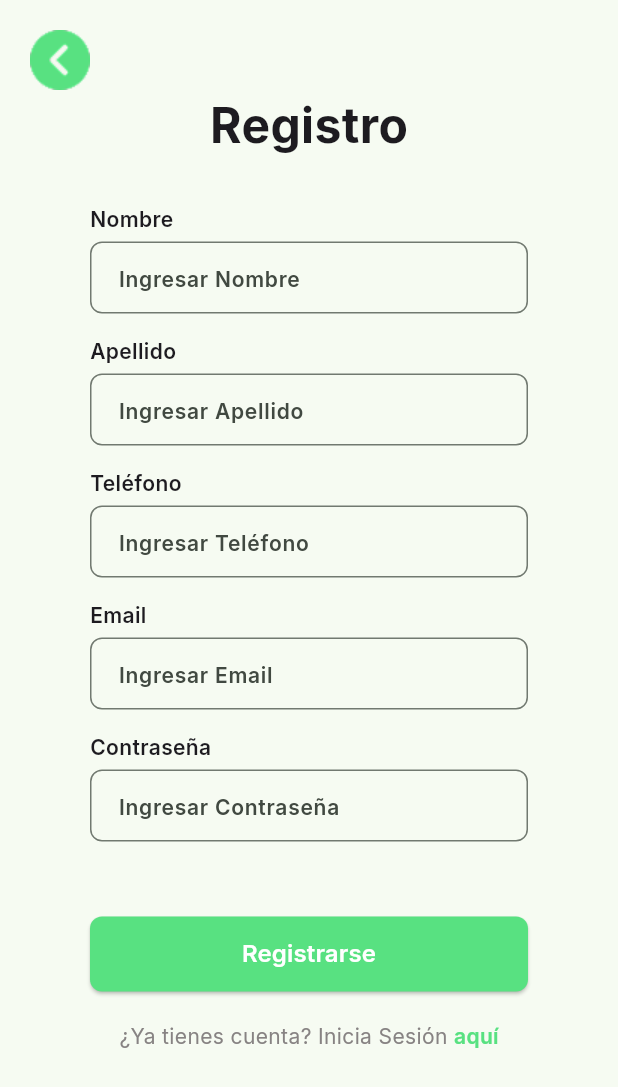
After one commit to jaherrera2004/MiMercado-Frontend-Movil, a Flutter app: the RegistroScreen screen opened by its route, on a phone screen of 412 x 824 dp. The commit adds this screen. Shown: the top 1087 px of the screen. Run offline on Flutter 3.47's test engine with Material 3 defaults, Android fonts, the phone set to English and light mode, and no system bars; our stand-ins replace google_fonts.

Commit message:
Añadiendo pantallas de registro y login

```diff
--- a/lib/MiMercadoApp.dart
+++ b/lib/MiMercadoApp.dart
@@ -1,6 +1,8 @@
 import 'package:flutter/material.dart';
 import 'package:google_fonts/google_fonts.dart';
 import 'package:mi_mercado/SplashScreen.dart';
+import 'package:mi_mercado/features/auth/pages/Register.dart';
+import 'package:mi_mercado/features/auth/pages/IniciarSesion.dart';
 
 class MiMercadoApp extends StatelessWidget {
   @override
@@ -17,6 +19,8 @@ class MiMercadoApp extends StatelessWidget {
       initialRoute: '/',
       routes: {
         '/': (context) => SplashScreen(),
+        '/registro': (context) => const RegistroScreen(),
+        '/iniciar-sesion': (context) => const LoginScreen(),
       },
     );
   }
--- /dev/null
+++ b/lib/features/auth/pages/Register.dart
@@ -0,0 +1,158 @@
+import 'package:flutter/material.dart';
+import 'package:google_fonts/google_fonts.dart';
+import '../widgets/CustomTextField.dart';
+
+class RegistroScreen extends StatelessWidget {
+  const RegistroScreen({super.key});
+
+  @override
+  Widget build(BuildContext context) {
+    final primaryColor = Theme.of(context).primaryColor;
+
+    return Scaffold(
+      body: SafeArea(
+        child: Padding(
+          padding: const EdgeInsets.symmetric(horizontal: 10, vertical: 10),
+          child: Stack(
+            children: [
+              // Flecha fija
+              Positioned(
+                top: 10,
+                left: 10,
+                child: GestureDetector(
+                  onTap: () {
+                    Navigator.pop(context);
+                  },
+                  child: Image.asset(
+                    'lib/resources/go_back_icon.png',
+                    width: 40,
+                    height: 40,
+                  ),
+                ),
+              ),
+              Padding(
+                padding: const EdgeInsets.only(top: 50),
+                child: SingleChildScrollView(
+                  child: Column(
+                    crossAxisAlignment: CrossAxisAlignment.start,
+                    children: [
+                      // Título
+                      Center(
+                        child: Text(
+                          "Registro",
+                          style: GoogleFonts.inter(
+                            fontSize: 32,
+                            fontWeight: FontWeight.bold,
+                          ),
+                        ),
+                      ),
+
+                      const SizedBox(height: 30),
+
+                      // Padding específico para el formulario
+                      Padding(
+                        padding: const EdgeInsets.symmetric(horizontal: 50),
+                        child: Column(
+                          crossAxisAlignment: CrossAxisAlignment.start,
+                          children: [
+                            // Campos de texto
+                            CustomTextField(
+                              label: "Nombre",
+                              hint: "Ingresar Nombre",
+                              primaryColor: primaryColor,
+                            ),
+                            const SizedBox(height: 15),
+                            CustomTextField(
+                              label: "Apellido",
+                              hint: "Ingresar Apellido",
+                              primaryColor: primaryColor,
+                            ),
+                            const SizedBox(height: 15),
+                            CustomTextField(
+                              label: "Teléfono",
+                              hint: "Ingresar Teléfono",
+                              primaryColor: primaryColor,
+                              keyboardType: TextInputType.phone,
+                            ),
+                            const SizedBox(height: 15),
+                            CustomTextField(
+                              label: "Email",
+                              hint: "Ingresar Email",
+                              primaryColor: primaryColor,
+                              keyboardType: TextInputType.emailAddress,
+                            ),
+                            const SizedBox(height: 15),
+                            CustomTextField(
+                              label: "Contraseña",
+                              hint: "Ingresar Contraseña",
+                              primaryColor: primaryColor,
+                              obscureText: true,
+                            ),
+
+                            const SizedBox(height: 50),
+
+                            // Botón Registrarse
+                            SizedBox(
+                              width: double.infinity,
+                              height: 50,
+                              child: ElevatedButton(
+                                style: ElevatedButton.styleFrom(
+                                  backgroundColor: primaryColor,
+                                  shape: RoundedRectangleBorder(
+                                    borderRadius: BorderRadius.circular(8),
+                                  ),
+                                ),
+                                onPressed: () {
+                                  // Acción de registro
+                                },
+                                child: Text(
+                                  "Registrarse",
+                                  style: GoogleFonts.inter(
+                                    fontSize: 16,
+                                    fontWeight: FontWeight.w600,
+                                    color: Colors.white,
+                                  ),
+                                ),
+                              ),
+                            ),
+
+                            const SizedBox(height: 20),
+
+                            // Texto de iniciar sesión
+                            Row(
+                              mainAxisAlignment: MainAxisAlignment.center,
+                              children: [
+                                Text(
+                                  "¿Ya tienes cuenta? Inicia Sesión ",
+                                  style: GoogleFonts.inter(
+                                    color: const Color(0xFF878383),
+                                  ),
+                                ),
+                                GestureDetector(
+                                  onTap: () {
+                                    // Ir a inicio de sesión
+                                  },
+                                  child: Text(
+                                    "aquí",
+                                    style: GoogleFonts.inter(
+                                      color: primaryColor,
+                                      fontWeight: FontWeight.w600,
+                                    ),
+                                  ),
+                                ),
+                              ],
+                            ),
+                          ],
+                        ),
+                      ),
+                    ],
+                  ),
+                ),
+              ),
+            ],
+          ),
+        ),
+      ),
+    );
+  }
+}
--- /dev/null
+++ b/lib/features/auth/widgets/CustomTextField.dart
@@ -0,0 +1,55 @@
+import 'package:flutter/material.dart';
+import 'package:google_fonts/google_fonts.dart';
+
+class CustomTextField extends StatelessWidget {
+  final String label;
+  final String hint;
+  final Color primaryColor;
+  final bool obscureText;
+  final TextInputType keyboardType;
+
+  const CustomTextField({
+    super.key,
+    required this.label,
+    required this.hint,
+    required this.primaryColor,
+    this.obscureText = false,
+    this.keyboardType = TextInputType.text,
+  });
+
+  @override
+  Widget build(BuildContext context) {
+    return Column(
+      crossAxisAlignment: CrossAxisAlignment.start,
+      children: [
+        Text(label,
+            style: GoogleFonts.inter(
+              fontSize: 14,
+              fontWeight: FontWeight.w600,
+            )),
+        const SizedBox(height: 5),
+        TextField(
+          obscureText: obscureText,
+          keyboardType: keyboardType,
+          decoration: InputDecoration(
+            hintText: hint,
+            hintStyle: GoogleFonts.inter(
+              fontSize: 14,
+              fontWeight: FontWeight.w600,
+            ),
+            contentPadding:
+                const EdgeInsets.symmetric(horizontal: 15, vertical: 12),
+            border: OutlineInputBorder(
+              borderRadius: BorderRadius.circular(8),
+              borderSide: BorderSide(color: primaryColor),
+            ),
+            focusedBorder: OutlineInputBorder(
+              borderRadius: BorderRadius.circular(8),
+              borderSide: BorderSide(color: primaryColor, width: 2),
+            ),
+          ),
+        ),
+      ],
+    );
+  }
+}
--- a/pubspec.yaml
+++ b/pubspec.yaml
@@ -60,7 +60,7 @@ flutter:
 
   # To add assets to your application, add an assets section, like this:
   assets:
-    - assets/images/
+    - lib/resources/
 
   # An image asset can refer to one or more resolution-specific "variants", see
   # https://flutter.dev/to/resolution-aware-images
```
Also changed, not shown: lib/SplashScreen.Dart (+5 -4 lines), lib/features/auth/pages/IniciarSesion.dart (added, +124 -0 lines), lib/resources/go_back_icon.png (added).
